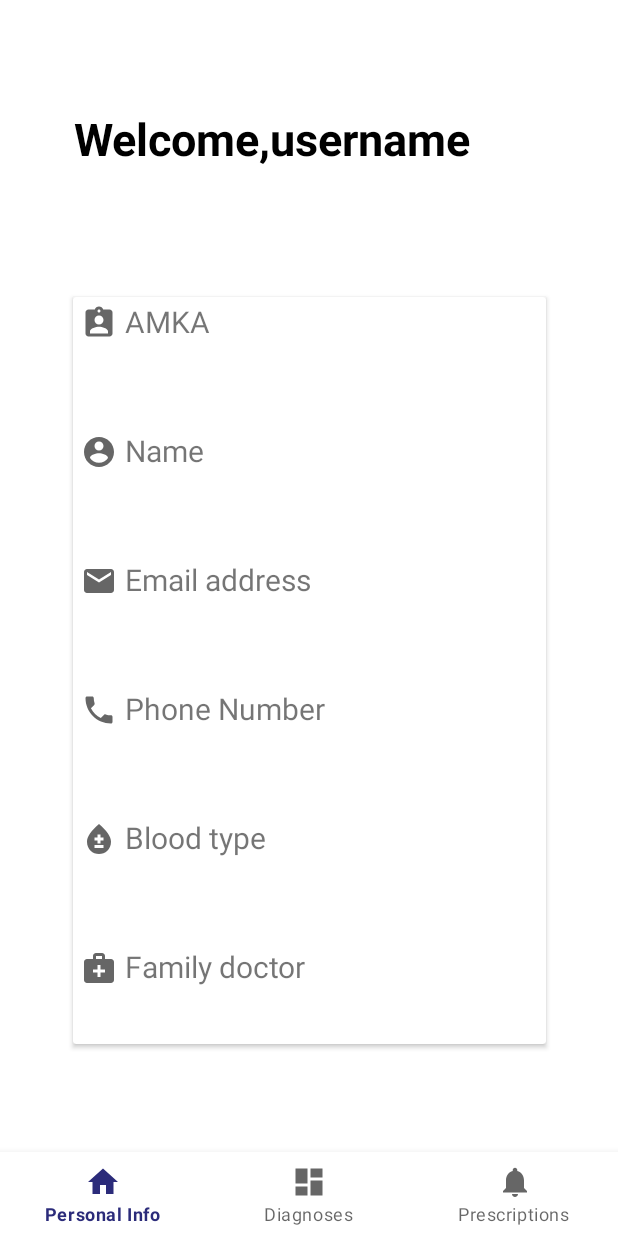
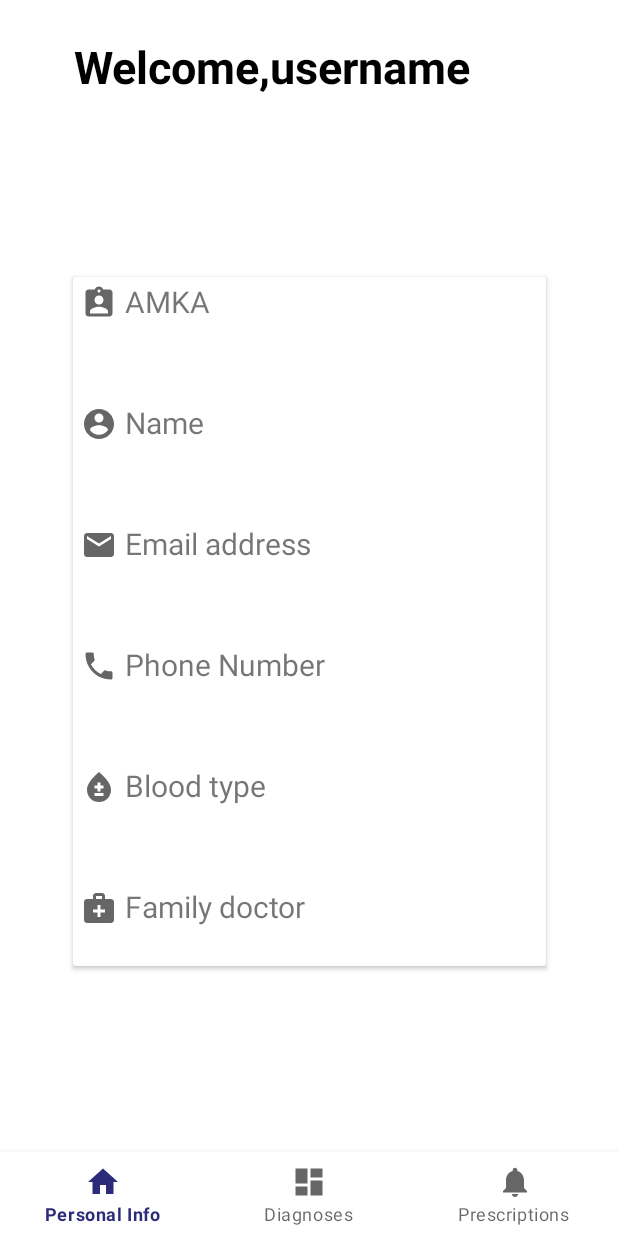
Before and after one commit to alexioan7/E-Health, an Android app: the BottomNavigationActivity screen opened directly, with no data from a screen before it, on a phone screen of 412 x 824 dp. Run offline under Robolectric (Android 15) with nearby library versions, the phone set to English and light mode, and no system bars; our stand-ins replace data binding, navigation-ui.

Commit message:
card fixed in ui

```diff
--- a/app/src/main/res/layout/activity_bottom_navigation.xml
+++ b/app/src/main/res/layout/activity_bottom_navigation.xml
@@ -6,8 +6,7 @@
     <androidx.constraintlayout.widget.ConstraintLayout
         android:id="@+id/container"
         android:layout_width="match_parent"
-        android:layout_height="match_parent"
-        android:paddingTop="?attr/actionBarSize">
+        android:layout_height="match_parent">
 
         <fragment
             android:id="@+id/nav_host_fragment_activity_bottom_navigation"
--- a/app/src/main/res/layout/fragment_personalinfo.xml
+++ b/app/src/main/res/layout/fragment_personalinfo.xml
@@ -22,7 +22,7 @@
             android:id="@+id/textView5"
             android:layout_width="wrap_content"
             android:layout_height="wrap_content"
-            android:layout_marginTop="16dp"
+            android:layout_marginTop="24dp"
             android:text="Welcome,username"
             android:textAlignment="center"
             android:textColor="@color/black"
@@ -43,8 +43,8 @@
                 app:layout_constraintVertical_bias="0.399" >
 
             <RelativeLayout
-                android:layout_width="match_parent"
-                android:layout_height="498dp"
+                android:layout_width="287dp"
+                android:layout_height="459dp"
                 android:padding="5dp">
 
 
@@ -62,8 +62,8 @@
                     android:id="@+id/name_tag"
                     android:layout_width="wrap_content"
                     android:layout_height="wrap_content"
-                    android:layout_below="@id/amka_tag"
-                    android:layout_marginTop="62dp"
+                    android:layout_below="@+id/amka"
+                    android:layout_marginTop="32dp"
                     android:drawableLeft="@drawable/ic_baseline_account_circle_24"
                     android:drawablePadding="5dp"
                     android:includeFontPadding="false"
@@ -74,8 +74,8 @@
                     android:id="@+id/email_tag"
                     android:layout_width="wrap_content"
                     android:layout_height="wrap_content"
-                    android:layout_below="@id/name_tag"
-                    android:layout_marginTop="62dp"
+                    android:layout_below="@id/name"
+                    android:layout_marginTop="32dp"
                     android:drawableLeft="@drawable/ic_baseline_email_24"
                     android:drawablePadding="5dp"
                     android:includeFontPadding="false"
@@ -86,8 +86,8 @@
                     android:id="@+id/phoneNumber_tag"
                     android:layout_width="wrap_content"
                     android:layout_height="wrap_content"
-                    android:layout_below="@id/email_tag"
-                    android:layout_marginTop="62dp"
+                    android:layout_below="@id/email"
+                    android:layout_marginTop="32dp"
                     android:drawableLeft="@drawable/ic_baseline_local_phone_24"
                     android:drawablePadding="5dp"
                     android:includeFontPadding="false"
@@ -98,8 +98,8 @@
                     android:id="@+id/bloodType_tag"
                     android:layout_width="wrap_content"
                     android:layout_height="wrap_content"
-                    android:layout_below="@id/phoneNumber_tag"
-                    android:layout_marginTop="62dp"
+                    android:layout_below="@id/phoneNumber"
+                    android:layout_marginTop="32dp"
                     android:drawableLeft="@drawable/ic_baseline_bloodtype_24"
                     android:drawablePadding="5dp"
                     android:includeFontPadding="false"
@@ -110,8 +110,8 @@
                     android:id="@+id/familyDoctor_tag"
                     android:layout_width="wrap_content"
                     android:layout_height="wrap_content"
-                    android:layout_below="@id/bloodType_tag"
-                    android:layout_marginTop="62dp"
+                    android:layout_below="@id/bloodType"
+                    android:layout_marginTop="32dp"
                     android:drawableLeft="@drawable/ic_baseline_medical_services_24"
                     android:drawablePadding="5dp"
                     android:includeFontPadding="false"
```
